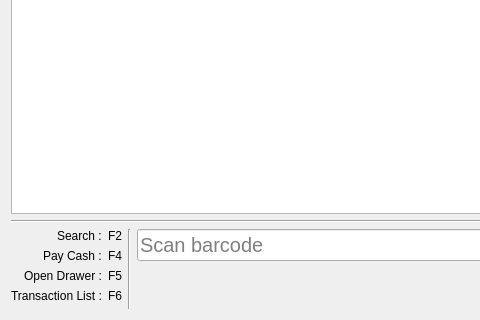
This is libgui/cashier/cashierwidget.ui in apinprastya/sultan as Qt 5 draws it before an edit; both pictures show x 0 to 480 and y 153 to 473 of the 804 by 473 pixel window. The edited form follows.
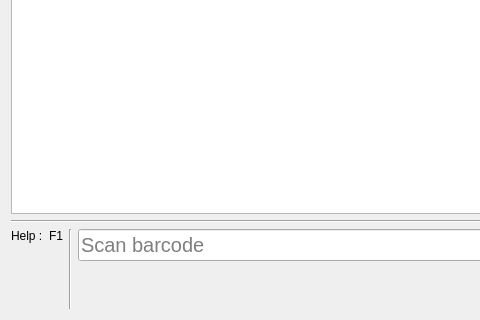
This is the edited form. Icons and pictures are not drawn.

Commit message: adding help dialog

What changed in the file:
```diff
--- a/libgui/cashier/cashierwidget.ui
+++ b/libgui/cashier/cashierwidget.ui
@@ -235,7 +235,7 @@
           <string notr="true">font-size: 12px;</string>
          </property>
          <property name="text">
-          <string>Search :</string>
+          <string>Help :</string>
          </property>
         </widget>
        </item>
@@ -245,67 +245,7 @@
           <string notr="true">font-size: 12px;</string>
          </property>
          <property name="text">
-          <string>F2</string>
-         </property>
-        </widget>
-       </item>
-       <item row="1" column="0">
-        <widget class="QLabel" name="label_6">
-         <property name="styleSheet">
-          <string notr="true">font-size: 12px;</string>
-         </property>
-         <property name="text">
-          <string>Pay Cash :</string>
-         </property>
-        </widget>
-       </item>
-       <item row="1" column="1">
-        <widget class="QLabel" name="label_7">
-         <property name="styleSheet">
-          <string notr="true">font-size: 12px;</string>
-         </property>
-         <property name="text">
-          <string>F4</string>
-         </property>
-        </widget>
-       </item>
-       <item row="2" column="0">
-        <widget class="QLabel" name="label_10">
-         <property name="styleSheet">
-          <string notr="true">font-size: 12px;</string>
-         </property>
-         <property name="text">
-          <string>Open Drawer :</string>
-         </property>
-        </widget>
-       </item>
-       <item row="2" column="1">
-        <widget class="QLabel" name="label_11">
-         <property name="styleSheet">
-          <string notr="true">font-size: 12px;</string>
-         </property>
-         <property name="text">
-          <string>F5</string>
-         </property>
-        </widget>
-       </item>
-       <item row="3" column="0">
-        <widget class="QLabel" name="label_3">
-         <property name="styleSheet">
-          <string notr="true">font-size: 12px;</string>
-         </property>
-         <property name="text">
-          <string>Transaction List :</string>
-         </property>
-        </widget>
-       </item>
-       <item row="3" column="1">
-        <widget class="QLabel" name="label_5">
-         <property name="styleSheet">
-          <string notr="true">font-size: 12px;</string>
-         </property>
-         <property name="text">
-          <string>F6</string>
+          <string>F1</string>
          </property>
         </widget>
        </item>
```
The commit also changes 6 other files.
